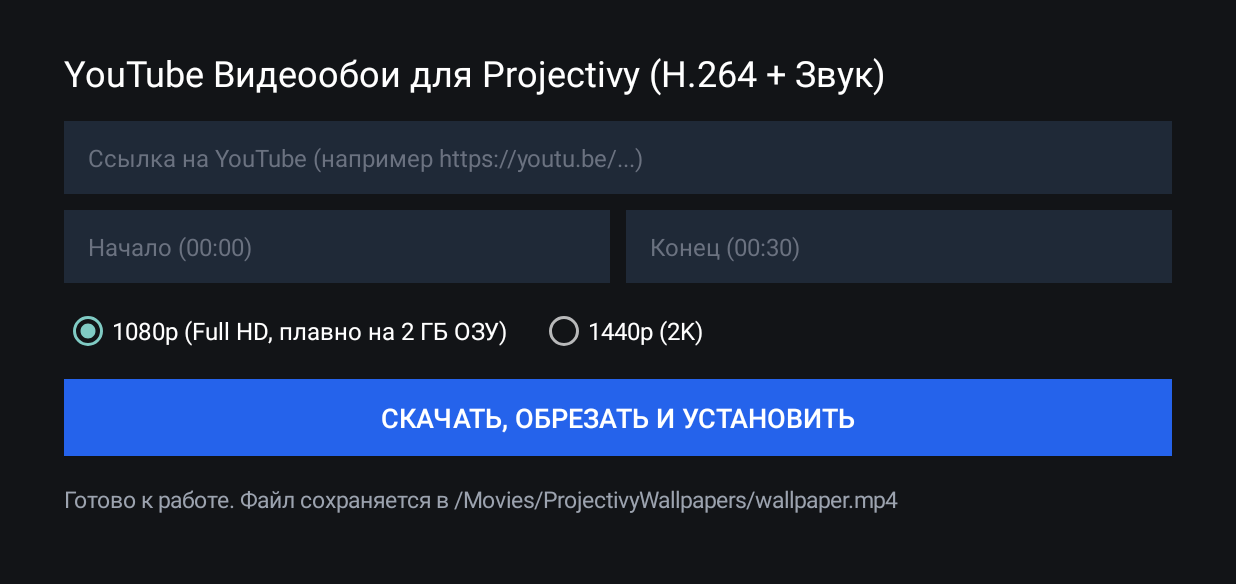
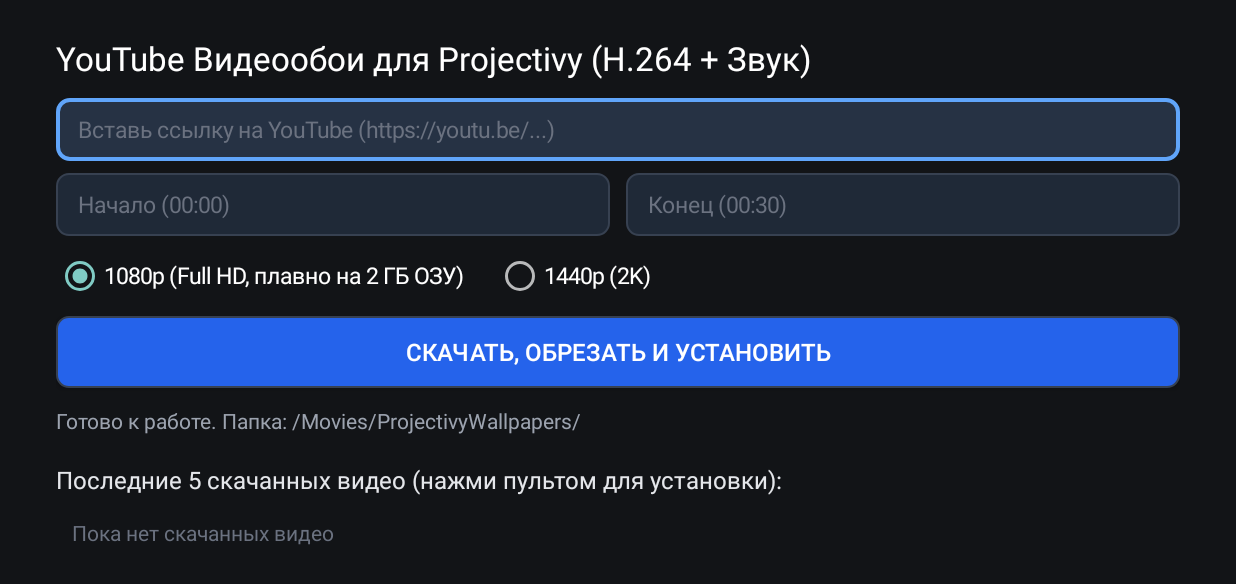
Before and after one commit to qurel666/yt-wallpaper, an Android app: the screen it shows after launch (MainActivity), on a phone screen of 824 x 412 dp (held sideways). Shown: the top 584 px of the screen. Run offline under Robolectric (Android 15) with nearby library versions, the phone set to English and light mode, and no system bars; libraries missing offline, so code that uses them is left out: org.schabi.newpipe; 1 statement that could not run was skipped.

Commit message:
MainActivity.kt

```diff
--- a/app/src/main/java/com/tv/ytwallpaper/MainActivity.kt
+++ b/app/src/main/java/com/tv/ytwallpaper/MainActivity.kt
@@ -1,9 +1,12 @@
 package com.tv.ytwallpaper
 
 import android.Manifest
+import android.app.Activity
+import android.app.AlertDialog
 import android.content.Intent
 import android.content.pm.PackageManager
 import android.graphics.Color
+import android.graphics.drawable.GradientDrawable
 import android.media.MediaCodec
 import android.media.MediaExtractor
 import android.media.MediaFormat
@@ -13,6 +16,7 @@ import android.os.Build
 import android.os.Bundle
 import android.os.Environment
 import android.view.Gravity
+import android.view.View
 import android.widget.*
 import androidx.appcompat.app.AppCompatActivity
 import androidx.core.app.ActivityCompat
@@ -30,6 +34,9 @@ import org.schabi.newpipe.extractor.stream.StreamInfo
 import java.io.File
 import java.io.FileOutputStream
 import java.nio.ByteBuffer
+import java.text.SimpleDateFormat
+import java.util.Date
+import java.util.Locale
 import java.util.concurrent.TimeUnit
 
 class MainActivity : AppCompatActivity() {
@@ -41,6 +48,7 @@ class MainActivity : AppCompatActivity() {
     private lateinit var res1440Radio: RadioButton
     private lateinit var runButton: Button
     private lateinit var statusText: TextView
+    private lateinit var historyContainer: LinearLayout
 
     private val scope = CoroutineScope(Dispatchers.Main + SupervisorJob())
     private val httpClient = OkHttpClient.Builder()
@@ -51,7 +59,10 @@ class MainActivity : AppCompatActivity() {
     override fun onCreate(savedInstanceState: Bundle?) {
         super.onCreate(savedInstanceState)
 
-        NewPipe.init(OkHttpDownloader(httpClient), Localization("ru", "RU"))
+        try {
+            NewPipe.init(OkHttpDownloader(httpClient), Localization("ru", "RU"))
+        } catch (_: Throwable) {
+        }
 
         if (Build.VERSION.SDK_INT <= Build.VERSION_CODES.Q &&
             ContextCompat.checkSelfPermission(this, Manifest.permission.WRITE_EXTERNAL_STORAGE) != PackageManager.PERMISSION_GRANTED
@@ -60,30 +71,42 @@ class MainActivity : AppCompatActivity() {
         }
 
         buildTvUi()
+        refreshHistoryList()
+    }
+
+    private fun getWallpapersDir(): File {
+        return File(
+            Environment.getExternalStoragePublicDirectory(Environment.DIRECTORY_MOVIES),
+            "ProjectivyWallpapers"
+        ).apply { mkdirs() }
     }
 
     private fun buildTvUi() {
+        val scroll = ScrollView(this).apply {
+            setBackgroundColor(Color.parseColor("#121417"))
+            isFillViewport = true
+        }
+
         val root = LinearLayout(this).apply {
             orientation = LinearLayout.VERTICAL
-            setBackgroundColor(Color.parseColor("#121417"))
-            setPadding(64, 48, 64, 48)
+            setPadding(56, 36, 56, 36)
             gravity = Gravity.CENTER_HORIZONTAL
         }
 
         val title = TextView(this).apply {
             text = "YouTube Видеообои для Projectivy (H.264 + Звук)"
-            textSize = 24f
+            textSize = 22f
             setTextColor(Color.WHITE)
-            setPadding(0, 0, 0, 24)
+            setPadding(0, 0, 0, 18)
         }
         root.addView(title)
 
-        urlInput = createInput("Ссылка на YouTube (например https://youtu.be/...)")
+        urlInput = createInput("Вставь ссылку на YouTube (https://youtu.be/...)")
         root.addView(urlInput)
 
         val timeRow = LinearLayout(this).apply {
             orientation = LinearLayout.HORIZONTAL
-            setPadding(0, 16, 0, 16)
+            setPadding(0, 12, 0, 12)
         }
         startInput = createInput("Начало (00:00)").apply {
             layoutParams = LinearLayout.LayoutParams(0, LinearLayout.LayoutParams.WRAP_CONTENT, 1f).apply {
@@ -99,19 +122,19 @@ class MainActivity : AppCompatActivity() {
 
         val radioGroup = RadioGroup(this).apply {
             orientation = LinearLayout.HORIZONTAL
-            setPadding(0, 8, 0, 24)
+            setPadding(0, 4, 0, 16)
         }
         res1080Radio = RadioButton(this).apply {
             text = "1080p (Full HD, плавно на 2 ГБ ОЗУ)"
             setTextColor(Color.WHITE)
-            textSize = 16f
+            textSize = 15f
             isChecked = true
             setPadding(0, 0, 32, 0)
         }
         res1440Radio = RadioButton(this).apply {
             text = "1440p (2K)"
             setTextColor(Color.WHITE)
-            textSize = 16f
+            textSize = 15f
         }
         radioGroup.addView(res1080Radio)
         radioGroup.addView(res1440Radio)
@@ -119,25 +142,67 @@ class MainActivity : AppCompatActivity() {
 
         runButton = Button(this).apply {
             text = "СКАЧАТЬ, ОБРЕЗАТЬ И УСТАНОВИТЬ"
-            textSize = 18f
-            setBackgroundColor(Color.parseColor("#2563EB"))
+            textSize = 16f
             setTextColor(Color.WHITE)
-            setPadding(32, 20, 32, 20)
+            setPadding(36, 18, 36, 18)
             isFocusable = true
+            applyFocusStyle(this, "#2563EB", "#3B82F6")
             setOnClickListener { startProcess() }
         }
         root.addView(runButton)
 
         statusText = TextView(this).apply {
-            text = "Готово к работе. Файл сохраняется в /Movies/ProjectivyWallpapers/wallpaper.mp4"
-            textSize = 15f
+            text = "Готово к работе. Папка: /Movies/ProjectivyWallpapers/"
+            textSize = 14f
             setTextColor(Color.parseColor("#9CA3AF"))
-            setPadding(0, 28, 0, 0)
+            setPadding(0, 18, 0, 20)
         }
         root.addView(statusText)
 
-        setContentView(root)
+        // Разделитель и заголовок истории
+        val historyTitle = TextView(this).apply {
+            text = "Последние 5 скачанных видео (нажми пультом для установки):"
+            textSize = 16f
+            setTextColor(Color.parseColor("#E5E7EB"))
+            layoutParams = LinearLayout.LayoutParams(
+                LinearLayout.LayoutParams.MATCH_PARENT,
+                LinearLayout.LayoutParams.WRAP_CONTENT
+            ).apply {
+                topMargin = 8
+                bottomMargin = 10
+            }
+        }
+        root.addView(historyTitle)
+
+        historyContainer = LinearLayout(this).apply {
+            orientation = LinearLayout.VERTICAL
+            layoutParams = LinearLayout.LayoutParams(
+                LinearLayout.LayoutParams.MATCH_PARENT,
+                LinearLayout.LayoutParams.WRAP_CONTENT
+            )
+        }
+        root.addView(historyContainer)
+
+        scroll.addView(root)
+        setContentView(scroll)
         urlInput.requestFocus()
+    }
+
+    private fun applyFocusStyle(view: View, normalHex: String, focusedHex: String) {
+        val normalBg = GradientDrawable().apply {
+            setColor(Color.parseColor(normalHex))
+            cornerRadius = 12f
+            setStroke(2, Color.parseColor("#374151"))
+        }
+        val focusedBg = GradientDrawable().apply {
+            setColor(Color.parseColor(focusedHex))
+            cornerRadius = 12f
+            setStroke(4, Color.parseColor("#60A5FA"))
+        }
+        view.background = normalBg
+        view.setOnFocusChangeListener { v, hasFocus ->
+            v.background = if (hasFocus) focusedBg else normalBg
+        }
     }
 
     private fun createInput(hintText: String): EditText {
@@ -145,12 +210,72 @@ class MainActivity : AppCompatActivity() {
             hint = hintText
             setHintTextColor(Color.parseColor("#6B7280"))
             setTextColor(Color.WHITE)
-            setBackgroundColor(Color.parseColor("#1F2937"))
-            setPadding(24, 20, 24, 20)
-            textSize = 16f
+            setPadding(22, 16, 22, 16)
+            textSize = 15f
             isSingleLine = true
             isFocusable = true
+            applyFocusStyle(this, "#1F2937", "#263244")
         }
+    }
+
+    private fun refreshHistoryList() {
+        historyContainer.removeAllViews()
+        val files = getWallpapersDir()
+            .listFiles { f -> f.isFile && f.extension.equals("mp4", ignoreCase = true) }
+            ?.sortedByDescending { it.lastModified() }
+            ?: emptyList()
+
+        // Оставляем только 5 самых свежих, остальные удаляем
+        if (files.size > 5) {
+            files.drop(5).forEach { try { it.delete() } catch (_: Throwable) {} }
+        }
+
+        val top5 = files.take(5)
+        if (top5.isEmpty()) {
+            val emptyLabel = TextView(this).apply {
+                text = "Пока нет скачанных видео"
+                textSize = 14f
+                setTextColor(Color.parseColor("#6B7280"))
+                setPadding(16, 12, 16, 12)
+            }
+            historyContainer.addView(emptyLabel)
+            return
+        }
+
+        val dateFormat = SimpleDateFormat("dd.MM HH:mm", Locale.getDefault())
+        top5.forEachIndexed { index, file ->
+            val sizeMb = String.format(Locale.US, "%.1f МБ", file.length() / (1024.0 * 1024.0))
+            val dateStr = dateFormat.format(Date(file.lastModified()))
+
+            val itemBtn = TextView(this).apply {
+                text = "${index + 1}.  ${file.nameWithoutExtension}   •   $sizeMb   •   $dateStr"
+                textSize = 15f
+                setTextColor(Color.WHITE)
+                setPadding(24, 18, 24, 18)
+                isFocusable = true
+                isClickable = true
+                layoutParams = LinearLayout.LayoutParams(
+                    LinearLayout.LayoutParams.MATCH_PARENT,
+                    LinearLayout.LayoutParams.WRAP_CONTENT
+                ).apply {
+                    bottomMargin = 10
+                }
+                applyFocusStyle(this, "#1F2937", "#1D4ED8")
+                setOnClickListener { showVideoActionDialog(file) }
+            }
+            historyContainer.addView(itemBtn)
+        }
+    }
+
+    private fun showVideoActionDialog(file: File) {
+        AlertDialog.Builder(this)
+            .setTitle(file.nameWithoutExtension)
+            .setMessage("Установить это видео как обои в Projectivy Launcher?")
+            .setPositiveButton("Установить как обои") { _, _ ->
+                applyToProjectivy(file)
+            }
+            .setNegativeButton("Отмена", null)
+            .show()
     }
 
     private fun startProcess() {
@@ -175,51 +300,65 @@ class MainActivity : AppCompatActivity() {
             val tempAudio = File(cacheDir, "temp_a.m4a")
             try {
                 updateStatus("1/4 Получаю потоки видео с YouTube...")
-                val (videoUrl, audioUrl, actualRes) = withContext(Dispatchers.IO) {
+                val streamData = withContext(Dispatchers.IO) {
                     extractStreams(url, targetHeight)
                 }
 
-                updateStatus("2/4 Скачиваю видео ($actualRes H.264)...")
-                withContext(Dispatchers.IO) { downloadFile(videoUrl, tempVideo) }
+                updateStatus("2/4 Скачиваю видео (${streamData.resolution} H.264)...")
+                withContext(Dispatchers.IO) { downloadFile(streamData.videoUrl, tempVideo) }
 
                 updateStatus("3/4 Скачиваю звук (AAC)...")
-                withContext(Dispatchers.IO) { downloadFile(audioUrl, tempAudio) }
+                withContext(Dispatchers.IO) { downloadFile(streamData.audioUrl, tempAudio) }
 
-                val outDir = File(
-                    Environment.getExternalStoragePublicDirectory(Environment.DIRECTORY_MOVIES),
-                    "ProjectivyWallpapers"
-                ).apply { mkdirs() }
-                val outFile = File(outDir, "wallpaper.mp4")
-                if (outFile.exists()) outFile.delete()
+                val safeTitle = streamData.title
+                    .replace(Regex("[^a-zA-Zа-яА-Я0-9_\\- ]"), "")
+                    .trim()
+                    .take(28)
+                    .ifEmpty { "wallpaper" }
+                val stamp = SimpleDateFormat("HHmmss", Locale.getDefault()).format(Date())
+                val outFile = File(getWallpapersDir(), "${safeTitle}_$stamp.mp4")
 
                 updateStatus("4/4 Обрезаю (${startSec}с — ${endSec}с) и склеиваю со звуком...")
                 withContext(Dispatchers.IO) {
-                    trimAndMux(tempVideo.absolutePath, tempAudio.absolutePath, outFile.absolutePath, startSec * 1_000_000L, endSec * 1_000_000L)
+                    trimAndMux(
+                        tempVideo.absolutePath,
+                        tempAudio.absolutePath,
+                        outFile.absolutePath,
+                        startSec * 1_000_000L,
+                        endSec * 1_000_000L
+                    )
                 }
 
                 MediaScannerConnection.scanFile(this@MainActivity, arrayOf(outFile.absolutePath), arrayOf("video/mp4"), null)
-                updateStatus("Готово! Применяю обои в Projectivy Launcher...")
+                refreshHistoryList()
+                updateStatus("Готово! Открываю установку обоев в Projectivy...")
                 applyToProjectivy(outFile)
-            } catch (e: Exception) {
-                updateStatus("Ошибка: ${e.message ?: e.javaClass.simpleName}")
+            } catch (t: Throwable) {
+                updateStatus("Ошибка: ${t.message ?: t.javaClass.simpleName}")
             } finally {
-                tempVideo.delete()
-                tempAudio.delete()
+                try { tempVideo.delete() } catch (_: Throwable) {}
+                try { tempAudio.delete() } catch (_: Throwable) {}
                 runButton.isEnabled = true
             }
         }
     }
 
-    private fun extractStreams(url: String, maxHeight: Int): Triple<String, String, String> {
+    private data class ExtractedStreams(
+        val videoUrl: String,
+        val audioUrl: String,
+        val resolution: String,
+        val title: String
+    )
+
+    private fun extractStreams(url: String, maxHeight: Int): ExtractedStreams {
         val info = StreamInfo.getInfo(NewPipe.getService(0), url)
 
-        // Выбираем строго MP4/H.264 (avc1) для аппаратного декодера ТВ
         val mp4Videos = info.videoOnlyStreams.filter {
             it.format?.mimeType?.contains("mp4", ignoreCase = true) == true &&
                     (it.codec?.contains("avc", ignoreCase = true) == true || it.codec == null)
         }
         val bestVideo = mp4Videos
-            .filter { (it.height) <= maxHeight }
+            .filter { it.height <= maxHeight }
             .maxWithOrNull(compareBy({ it.height }, { it.fps }, { it.bitrate }))
             ?: mp4Videos.maxByOrNull { it.height }
             ?: info.videoStreams.maxByOrNull { it.height }
@@ -231,7 +370,12 @@ class MainActivity : AppCompatActivity() {
             ?: info.audioStreams.maxByOrNull { it.averageBitrate }
             ?: throw IllegalStateException("Не найден аудиопоток")
 
-        return Triple(bestVideo.content, bestAudio.content, "${bestVideo.height}p")
+        return ExtractedStreams(
+            videoUrl = bestVideo.content,
+            audioUrl = bestAudio.content,
+            resolution = "${bestVideo.height}p",
+            title = info.name ?: "YT_Video"
+        )
     }
 
     private fun downloadFile(fileUrl: String, dest: File) {
@@ -273,7 +417,6 @@ class MainActivity : AppCompatActivity() {
             val aTrackDst = muxer.addTrack(aFormat)
             muxer.start()
 
-            // Смещаемся к ближайшему ключевому кадру перед startUs
             videoExtractor.seekTo(startUs, MediaExtractor.SEEK_TO_PREVIOUS_SYNC)
             val actualStartUs = videoExtractor.sampleTime.coerceAtLeast(0L)
             audioExtractor.seekTo(actualStartUs, MediaExtractor.SEEK_TO_CLOSEST_SYNC)
@@ -281,7 +424,6 @@ class MainActivity : AppCompatActivity() {
             val buffer = ByteBuffer.allocate(2 * 1024 * 1024)
             val bufferInfo = MediaCodec.BufferInfo()
 
-            // Копируем видео
             while (true) {
                 val sampleSize = videoExtractor.readSampleData(buffer, 0)
                 if (sampleSize < 0) break
@@ -296,7 +438,6 @@ class MainActivity : AppCompatActivity() {
                 videoExtractor.advance()
             }
 
-            // Копируем аудио с выравниванием по времени
             while (true) {
                 val sampleSize = audioExtractor.readSampleData(buffer, 0)
                 if (sampleSize < 0) break
@@ -313,7 +454,7 @@ class MainActivity : AppCompatActivity() {
                 audioExtractor.advance()
             }
         } finally {
-            try { muxer.stop() } catch (_: Exception) {}
+            try { muxer.stop() } catch (_: Throwable) {}
             muxer.release()
             videoExtractor.release()
             audioExtractor.release()
@@ -331,6 +472,18 @@ class MainActivity : AppCompatActivity() {
 
     private fun applyToProjectivy(file: File) {
         val uri = FileProvider.getUriForFile(this, "$packageName.provider", file)
+
+        // Если приложение открыли из самого Projectivy для выбора файла — возвращаем результат напрямую
+        if (intent?.action == Intent.ACTION_GET_CONTENT || intent?.action == Intent.ACTION_PICK) {
+            val resultIntent = Intent().apply {
+                data = uri
+                addFlags(Intent.FLAG_GRANT_READ_URI_PERMISSION)
+            }
+            setResult(Activity.RESULT_OK, resultIntent)
+            finish()
+            return
+        }
+
         val projectivyIntent = Intent(Intent.ACTION_ATTACH_DATA).apply {
             setDataAndType(uri, "video/mp4")
             setPackage("com.spocky.projengmenu")
@@ -338,12 +491,16 @@ class MainActivity : AppCompatActivity() {
         }
         try {
             startActivity(projectivyIntent)
-        } catch (_: Exception) {
+        } catch (_: Throwable) {
             val fallback = Intent(Intent.ACTION_VIEW).apply {
                 setDataAndType(uri, "video/mp4")
                 addFlags(Intent.FLAG_GRANT_READ_URI_PERMISSION)
             }
-            startActivity(Intent.createChooser(fallback, "Выбери Projectivy Launcher"))
+            try {
+                startActivity(Intent.createChooser(fallback, "Выбери Projectivy Launcher"))
+            } catch (_: Throwable) {
+                updateStatus("Файл сохранён: ${file.absolutePath}. Выбери его в настройках обоев Projectivy.")
+            }
         }
     }
 
```
